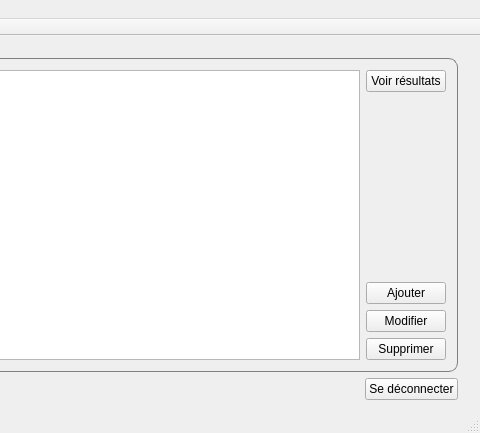
Above: admin-app/mainwindow.ui from BnHrb/beam-rainbow before the change; both pictures show x 328 to 808 and y 0 to 433 of the 808 by 433 pixel window. Below: the same form after it.
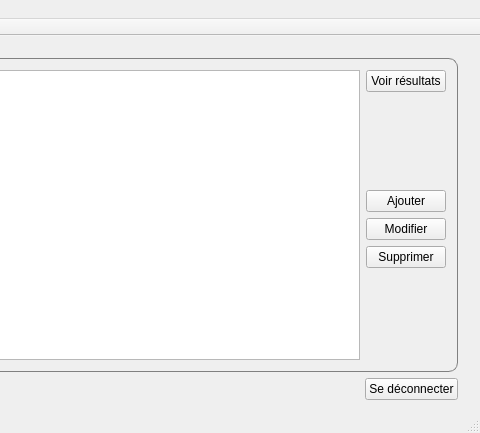
That is the form after the change. The open tabs and pages were chosen to show the change.

The edit to the form file:
```diff
--- a/admin-app/mainwindow.ui
+++ b/admin-app/mainwindow.ui
@@ -243,6 +243,19 @@
                  </property>
                 </widget>
                </item>
+               <item>
+                <spacer name="verticalSpacer_7">
+                 <property name="orientation">
+                  <enum>Qt::Vertical</enum>
+                 </property>
+                 <property name="sizeHint" stdset="0">
+                  <size>
+                   <width>20</width>
+                   <height>40</height>
+                  </size>
+                 </property>
+                </spacer>
+               </item>
               </layout>
              </item>
              <item row="0" column="0">
```
Left out of the diff: 2 changed lines with no effect on the pictures.
